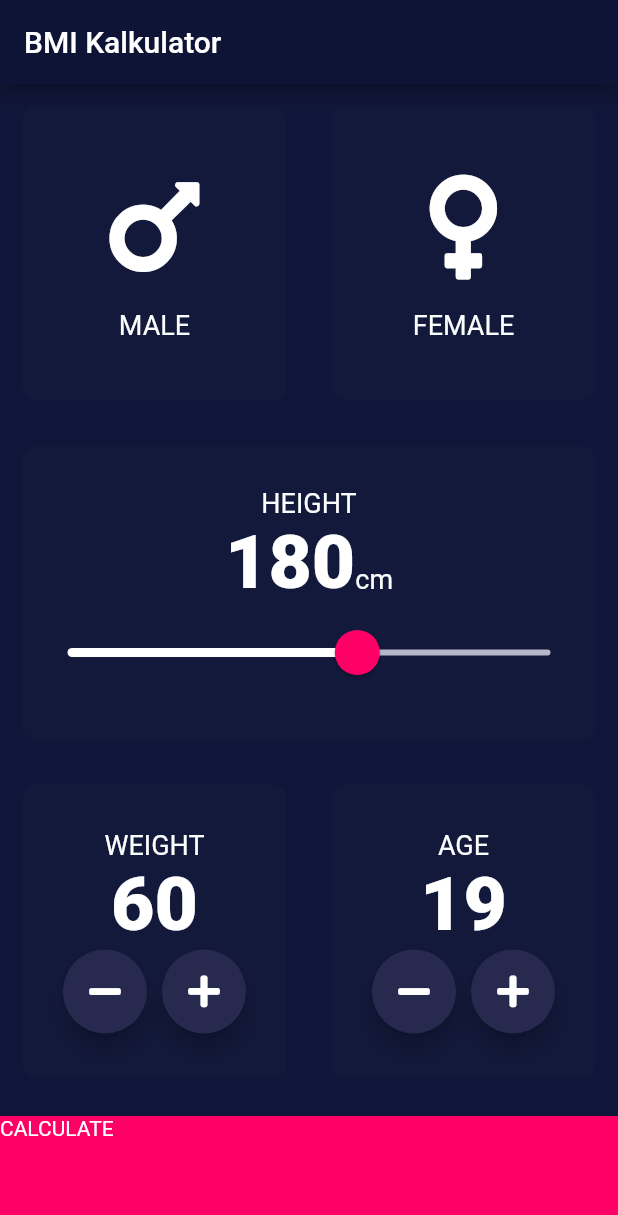
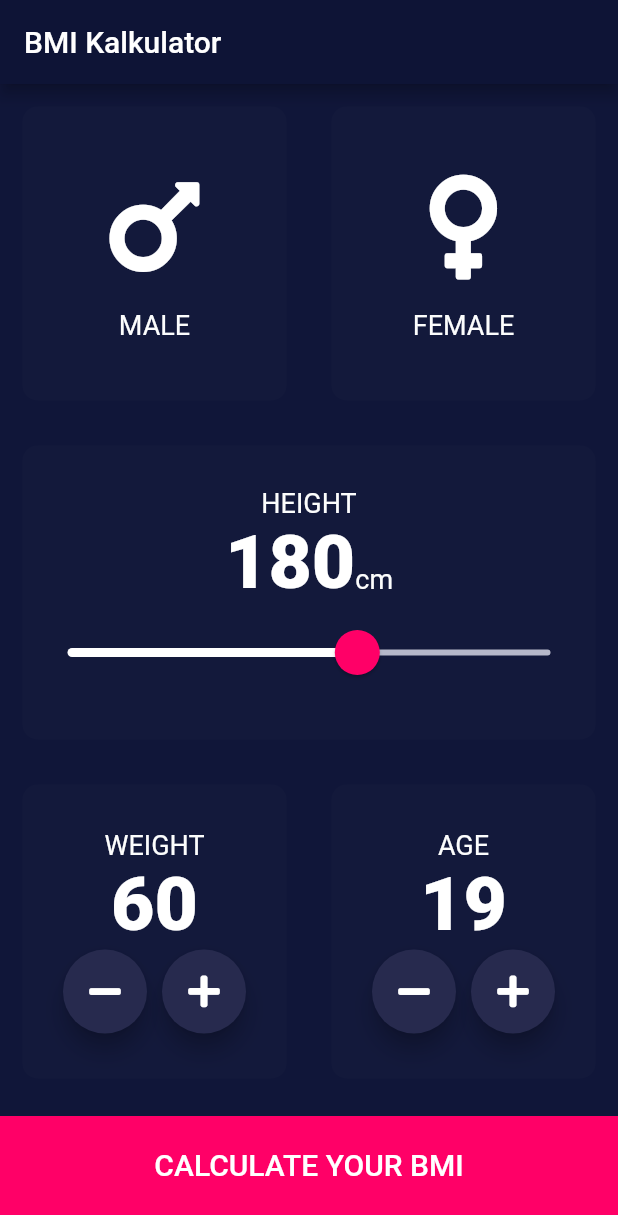
Before and after one commit to adamprabowo/kalkulator_bmi, a Flutter app: the screen it shows after launch, on a phone screen of 412 x 824 dp. Shown: the top 1215 px of the screen. Run offline on Flutter 3.47's test engine with Material 2 defaults, Android fonts, the phone set to English and light mode, and no system bars; our stand-ins replace font_awesome_flutter.

```diff
--- /dev/null
+++ b/lib/components/bottom_button.dart
@@ -0,0 +1,29 @@
+import 'package:flutter/material.dart';
+
+import '../constants.dart';
+
+class BottomButton extends StatelessWidget {
+  BottomButton({@required this.onTap, @required this.label});
+
+  final Function onTap;
+  final String label;
+
+  @override
+  Widget build(BuildContext context) {
+    return GestureDetector(
+      onTap: onTap,
+      child: Container(
+        child: Center(
+            child: Text(
+          label,
+          style: kCalculateTextStyle,
+        )),
+        color: kBottomContainColor,
+        margin: EdgeInsets.only(top: 10.0),
+        padding: EdgeInsets.only(bottom: 15.0),
+        width: double.infinity,
+        height: kBottomContainerHeight,
+      ),
+    );
+  }
+}
--- a/lib/icon_content.dart
+++ b/lib/components/icon_content.dart
@@ -1,5 +1,6 @@
 import 'package:flutter/material.dart';
-import './constants.dart';
+
+import '../constants.dart';
 
 class IconContent extends StatelessWidget {
   IconContent({@required this.icon, @required this.label});
--- /dev/null
+++ b/lib/components/round_icon.dart
@@ -0,0 +1,23 @@
+import 'package:flutter/material.dart';
+
+class RoundIconButton extends StatelessWidget {
+  RoundIconButton({@required this.icon, @required this.onPressed});
+
+  final IconData icon;
+  final Function onPressed;
+
+  @override
+  Widget build(BuildContext context) {
+    return RawMaterialButton(
+      child: Icon(icon),
+      onPressed: onPressed,
+      elevation: 6.0,
+      constraints: BoxConstraints.tightFor(
+        width: 56.0,
+        height: 56.0,
+      ),
+      shape: CircleBorder(),
+      fillColor: Color(0xFF272A4E),
+    );
+  }
+}
--- a/lib/main.dart
+++ b/lib/main.dart
@@ -1,5 +1,5 @@
 import 'package:flutter/material.dart';
-import './input_page.dart';
+import 'screens/input_page.dart';
 
 void main() => runApp(BMICalculator());
 
--- a/lib/input_page.dart
+++ b/lib/screens/input_page.dart
@@ -1,10 +1,12 @@
 import 'package:flutter/material.dart';
 import 'package:font_awesome_flutter/font_awesome_flutter.dart';
 
-import './icon_content.dart';
-import './reusableCard.dart';
-import './constants.dart';
-import './result_page.dart';
+import '../components/icon_content.dart';
+import '../components/reusableCard.dart';
+import '../constants.dart';
+import '../components/bottom_button.dart';
+import '../components/round_icon.dart';
+import '../screens/result_page.dart';
 
 enum Gender {
   male,
@@ -206,43 +208,13 @@ class _InputPageState extends State<InputPage> {
               ],
             ),
           ),
-          GestureDetector(
-            onTap: () {
-              Navigator.push(context,
-                  MaterialPageRoute(builder: (context) => ResultPage()));
-            },
-            child: Container(
-              child: Text('CALCULATE'),
-              color: kBottomContainColor,
-              margin: EdgeInsets.only(top: 10.0),
-              width: double.infinity,
-              height: kBottomContainerHeight,
-            ),
-          ),
+          BottomButton(onTap: () {
+            Navigator.push(context,
+                MaterialPageRoute(builder: (context) => ResultPage()));
+          },
+            label: 'CALCULATE YOUR BMI',),
         ],
       ),
     );
   }
 }
-
-class RoundIconButton extends StatelessWidget {
-  RoundIconButton({@required this.icon, @required this.onPressed});
-
-  final IconData icon;
-  final Function onPressed;
-
-  @override
-  Widget build(BuildContext context) {
-    return RawMaterialButton(
-      child: Icon(icon),
-      onPressed: onPressed,
-      elevation: 6.0,
-      constraints: BoxConstraints.tightFor(
-        width: 56.0,
-        height: 56.0,
-      ),
-      shape: CircleBorder(),
-      fillColor: Color(0xFF272A4E),
-    );
-  }
-}
```
Also changed, not shown: lib/constants.dart (+26 -0 lines), lib/result_page.dart (deleted, +0 -15 lines), lib/screens/result_page.dart (added, +65 -0 lines), lib/components/reusableCard.dart (renamed from lib/reusableCard.dart).
